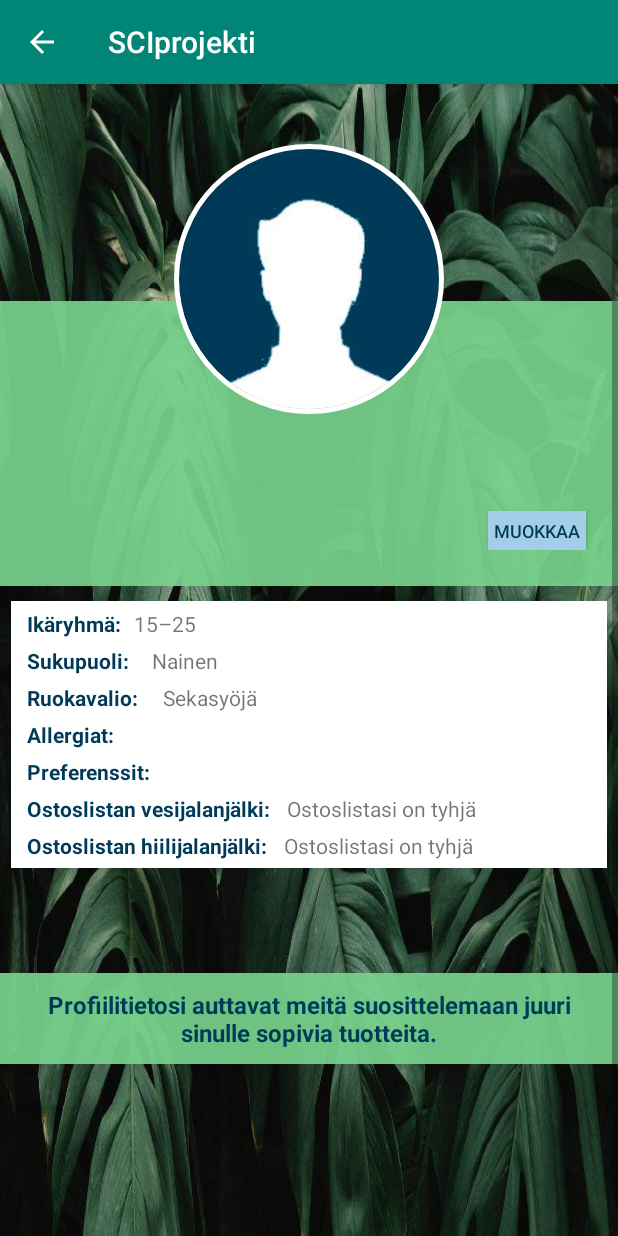
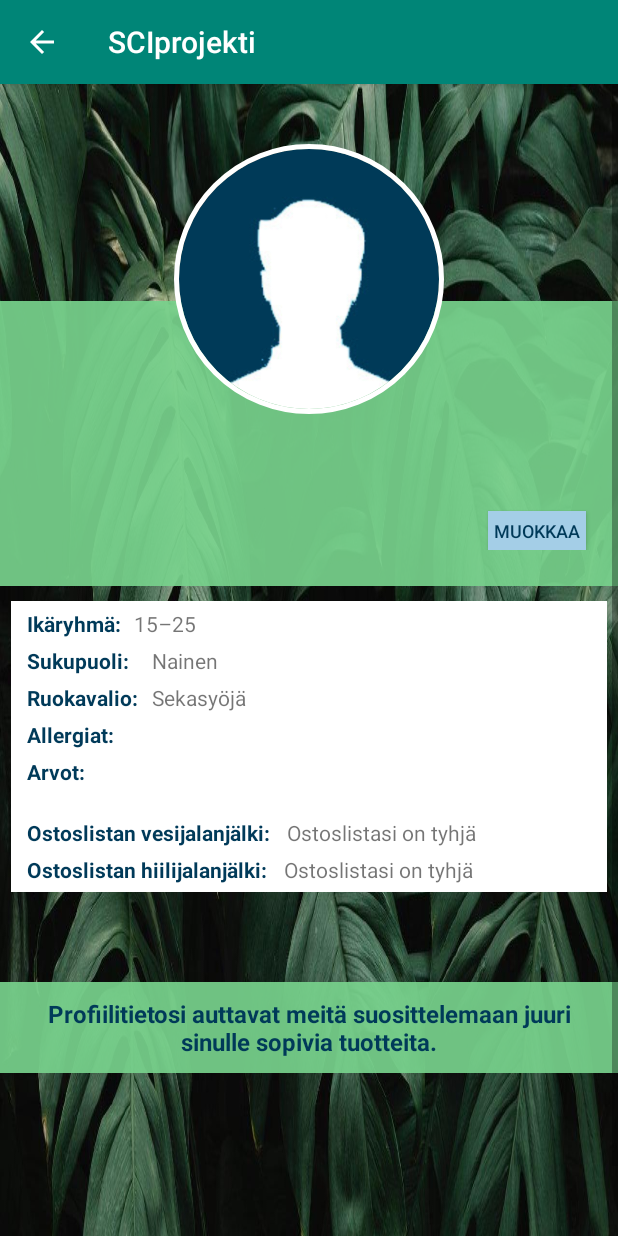
Before and after one commit to hemmlin/SCI_app, an Android app: the ProfiiliActivity screen opened directly, with no data from a screen before it, on a phone screen of 412 x 824 dp. Run offline under Robolectric (Android 15) with nearby library versions, the phone set to English and light mode, and no system bars; our stand-ins replace CircleImageView.

Commit message:
Arvot mahtuu paremmin profiiliin

```diff
--- a/app/src/main/java/com/example/sciprojekti/Profiilinluonti.java
+++ b/app/src/main/java/com/example/sciprojekti/Profiilinluonti.java
@@ -23,10 +23,6 @@ public class Profiilinluonti extends AppCompatActivity {
     public static final String sRuokavalio = "key_save_ruokavalio";
     public static final String sAllergiat = "key_save_allergiat";
     public static final String sKotimaisuus = "key_save_kotimaisuus";
-    public static final String sEettisyys = "key_save_eettisyys";
-    public static final String sEdullisuus = "key_save_edullisuus";
-    public static final String sHiili = "key_save_hiili";
-    public static final String sVesi = "key_save_vesi";
 
     /**kirjotettavat ja valittavat laatikot*/
     EditText etNimi, etAllergiat;
--- a/app/src/main/res/drawable/profiiliactivity_toast_drawable.xml
+++ b/app/src/main/res/drawable/profiiliactivity_toast_drawable.xml
@@ -1,4 +1,4 @@
 <?xml version="1.0" encoding="utf-8"?>
 <shape xmlns:android="http://schemas.android.com/apk/res/android">
-    <solid android:color="#EB78D28C" />
+    <solid android:color="#A4CEE7" />
 </shape>
--- a/app/src/main/res/layout/activity_profiili.xml
+++ b/app/src/main/res/layout/activity_profiili.xml
@@ -155,7 +155,7 @@
             <TextView
                 android:id="@+id/arvot"
                 android:layout_width="wrap_content"
-                android:layout_height="wrap_content"
+                android:layout_height="35dp"
                 android:layout_margin="5dp"
                 android:layout_marginTop="5dp"
                 android:text="@string/arvot"
@@ -220,8 +220,6 @@
                 android:id="@+id/prof_ruokavalio"
                 android:layout_width="wrap_content"
                 android:layout_height="wrap_content"
-                android:layout_marginStart="8dp"
-                android:layout_marginLeft="8dp"
                 android:layout_marginTop="5dp"
                 android:text="@string/ei_maaritelty"
                 app:layout_constraintEnd_toEndOf="parent"
@@ -233,8 +231,6 @@
                 android:id="@+id/prof_allergiat"
                 android:layout_width="wrap_content"
                 android:layout_height="wrap_content"
-                android:layout_marginStart="8dp"
-                android:layout_marginLeft="8dp"
                 android:layout_marginTop="5dp"
                 android:layout_marginEnd="180dp"
                 android:layout_marginRight="180dp"
@@ -245,8 +241,8 @@
 
             <TextView
                 android:id="@+id/prof_arvot"
-                android:layout_width="wrap_content"
-                android:layout_height="wrap_content"
+                android:layout_width="250dp"
+                android:layout_height="35dp"
                 android:layout_marginStart="8dp"
                 android:layout_marginLeft="8dp"
                 android:layout_marginTop="5dp"
@@ -288,7 +284,7 @@
             android:layout_width="match_parent"
             android:layout_height="match_parent"
             android:layout_below="@+id/prof_tiedot"
-            android:layout_marginTop="70dp"
+            android:layout_marginTop="60dp"
             android:background="#EB78D28C"
             android:orientation="vertical"
             android:paddingLeft="10dp"
```
Also changed, not shown: app/src/main/res/layout/activity_profiilinluonti.xml (+24 -15 lines), app/src/main/res/values/strings.xml (+1 -16 lines).
